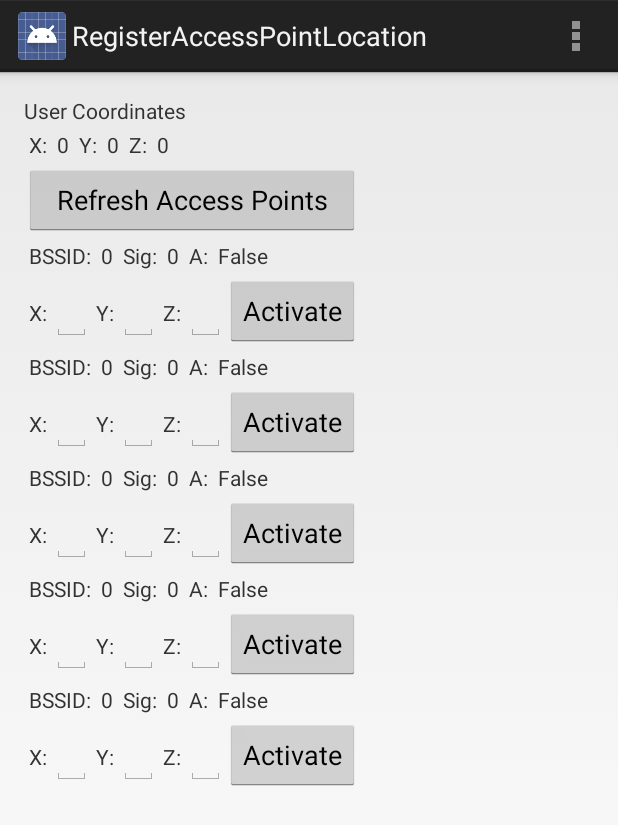
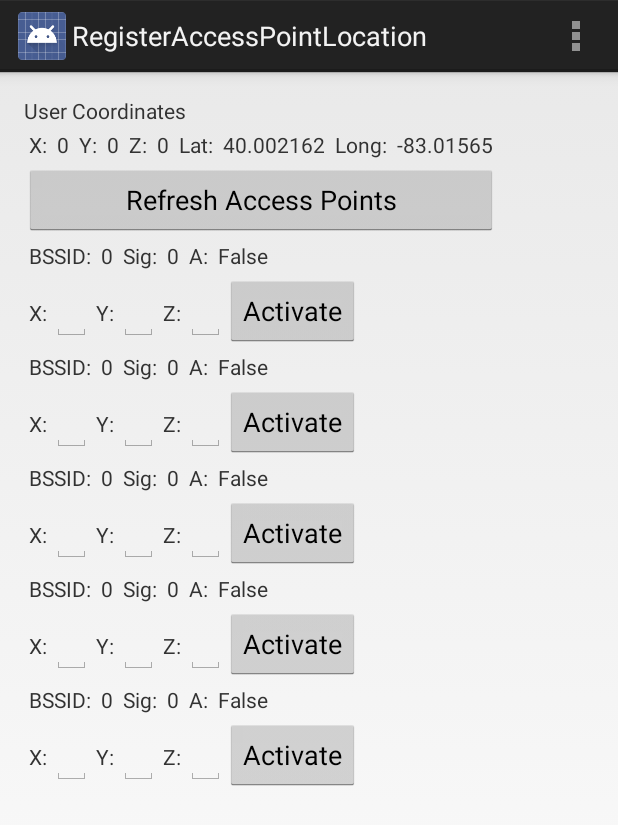
Before and after one commit to CrossIan/InfoSecurity, an Android app: the RegisterAccessPointLocation screen opened directly, with no data from a screen before it, on a phone screen of 412 x 824 dp. Shown: the top 825 px of the screen. Run offline under Robolectric (Android 15) with nearby library versions, the phone set to English and light mode, and no system bars.

Commit message:
Added some pre-loaded data
Added some pre-loaded access points for Dreese.  Additionally, the x-y-z
coordinates for the user are converted into global latitude and
longitude.  (The triangulation algorithm still needs work).

.idea\misc.xml
app\app.iml
app\build.gradle
I added the google play library into the project so it would compile

app\src\main\AndroidManifest.xml
I commented out the google maps stuff because I couldn't get it to work
and I was wasting too much time.  I also added some permissions.  I
don't think they are necessary anymore, but it doesn't hurt to have
them.

app\src\main\java\com\infosecurity\mac_celllocator\MAC.java
I commented out stuff that was throwing errors.  I didn't really look
much at it, but you guys probably want it.

app\src\main\java\com\infosecurity\mac_celllocator\map.java
I commented some stuff and I threw other stuff in a try-catch.  It was
throwing errors, and it was unrelated to what I was working on.  It
probably needs to be addressed.

app\src\main\java\com\infosecurity\mac_celllocator\RegisterAccessPointLocation.java
This is where the bulk of my work was.  I changed the user location from
being stored as an int to being stored as a double, I added the user
latitude/longitude...  The most important things to know about it all
are to know that the location updates every time
SCAN_RESULTS_AVAILABLE_ACTION occurs.  (This happens when
mWifiManager.startScan() is called.  Luckily, this happens every time
updateUserCoordinates() is called.  uLat and uLong are public variables.
(Bad professional practice, but it means that they should be able to be
read elsewhere?  If not, I can create some getters for them).  Be sure
to talk to me if any new changes need to be made to this file.

app\src\main\java\com\infosecurity\mac_celllocator\WifiAccessPoint.java
updated comments that talk about how the coordinate system works

app\src\main\res\layout\activity_register_access_point_location.xml
Added display of the Lat and Long

```diff
--- a/app/build.gradle
+++ b/app/build.gradle
@@ -2,7 +2,7 @@ apply plugin: 'com.android.application'
 
 android {
     compileSdkVersion 19
-    buildToolsVersion "19.1.0"
+    buildToolsVersion '19.1.0'
 
     defaultConfig {
         applicationId "com.infosecurity.mac_celllocator"
@@ -21,4 +21,5 @@ android {
 
 dependencies {
     compile fileTree(dir: 'libs', include: ['*.jar'])
+    compile 'com.google.android.gms:play-services:6.1.71'
 }
--- a/app/src/main/AndroidManifest.xml
+++ b/app/src/main/AndroidManifest.xml
@@ -36,14 +36,16 @@
         <meta-data
             android:name="com.google.android.gms.version"
             android:value="@integer/google_play_services_version" />
-        <meta-data
+        <!--<meta-data
             android:name="com.google.android.maps.v2.API_KEY"
-            android:value="@string/google_maps_key" />
+            android:value="@string/google_maps_key" />-->
     </application>
 
     <uses-permission android:name="android.permission.ACCESS_FINE_LOCATION" />
     <uses-permission android:name="android.permission.CHANGE_WIFI_STATE" />
     <uses-permission android:name="android.permission.ACCESS_WIFI_STATE" />
+    <uses-permission android:name="android.permission.WRITE_EXTERNAL_STORAGE" />
+    <uses-permission android:name="android.permission.READ_EXTERNAL_STORAGE" />
 
     <uses-sdk android:minSdkVersion="14" />
 
--- a/app/src/main/java/com/infosecurity/mac_celllocator/MAC.java
+++ b/app/src/main/java/com/infosecurity/mac_celllocator/MAC.java
@@ -126,17 +126,21 @@ public class MAC extends Activity {
         return false;
     }
     public void sendSelfIP(View view){
+        /*
         TextView text=(TextView)findViewById(R.id.useriptext);
         text.setText(ipstring);
+        */
     }
 
     public void sendCompIPs(View view){
+        /*
         TextView text=(TextView)findViewById(R.id.otheriptext1);
         TextView text2=(TextView)findViewById(R.id.otheriptext2);
         TextView text3=(TextView)findViewById(R.id.otheriptext3);
         text.setText(compIPs[0]);
         text2.setText(compIPs[1]);
         text3.setText(compIPs[2]);
+        */
     }
 
     /* register the broadcast receiver with the intent values to be matched */
--- a/app/src/main/java/com/infosecurity/mac_celllocator/WifiAccessPoint.java
+++ b/app/src/main/java/com/infosecurity/mac_celllocator/WifiAccessPoint.java
@@ -16,7 +16,7 @@ public class WifiAccessPoint {
     public float fLongitude;
 
 
-    //This is the offset from the bottom southeast corner of Dreese Labs (in feet) (40.002140, -83.015666)
+    //This is the offset from the bottom southeast corner of Dreese Labs (in feet) (40.002162, -83.015655) (coordinates are rotated off by 9.8 degrees)
     public int iX; //North
     public int iY; //West
     public int iZ; //Up
--- a/app/src/main/res/layout/activity_register_access_point_location.xml
+++ b/app/src/main/res/layout/activity_register_access_point_location.xml
@@ -44,7 +44,7 @@
                             android:layout_width="wrap_content"
                             android:layout_height="wrap_content"
                             android:padding="3dip"
-                            android:maxLength="6"
+                            android:maxLength="4"
                             android:text="0"/>
                         <TextView
                             android:id="@+id/disY"
@@ -58,7 +58,7 @@
                             android:layout_width="wrap_content"
                             android:layout_height="wrap_content"
                             android:padding="3dip"
-                            android:maxLength="6"
+                            android:maxLength="4"
                             android:text="0"/>
                         <TextView
                             android:id="@+id/disZ"
@@ -72,9 +72,37 @@
                             android:layout_width="wrap_content"
                             android:layout_height="wrap_content"
                             android:padding="3dip"
-                            android:maxLength="6"
+                            android:maxLength="4"
                             android:text="0"/>
-                            </TableRow>
+                        <TextView
+                            android:id="@+id/disLat"
+                            android:layout_width="wrap_content"
+                            android:layout_height="wrap_content"
+                            android:padding="3dip"
+                            android:maxLength="4"
+                            android:text="Lat:"/>
+                        <TextView
+                            android:id="@+id/disLatval"
+                            android:layout_width="wrap_content"
+                            android:layout_height="wrap_content"
+                            android:padding="3dip"
+                            android:maxLength="9"
+                            android:text="40.002162"/>
+                        <TextView
+                            android:id="@+id/disLong"
+                            android:layout_width="wrap_content"
+                            android:layout_height="wrap_content"
+                            android:padding="3dip"
+                            android:maxLength="5"
+                            android:text="Long:"/>
+                        <TextView
+                            android:id="@+id/disLongval"
+                            android:layout_width="wrap_content"
+                            android:layout_height="wrap_content"
+                            android:padding="3dip"
+                            android:maxLength="9"
+                            android:text="-83.015655"/>
+                    </TableRow>
 
                 </TableLayout>
 
```
Also changed, not shown: app/src/main/java/com/infosecurity/mac_celllocator/RegisterAccessPointLocation.java (+227 -38 lines), app/src/main/java/com/infosecurity/mac_celllocator/map.java (+9 -0 lines), 1 other file.
